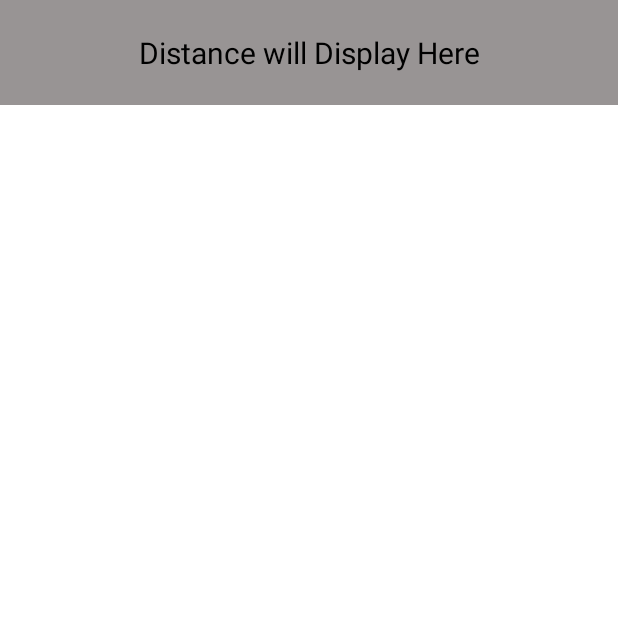
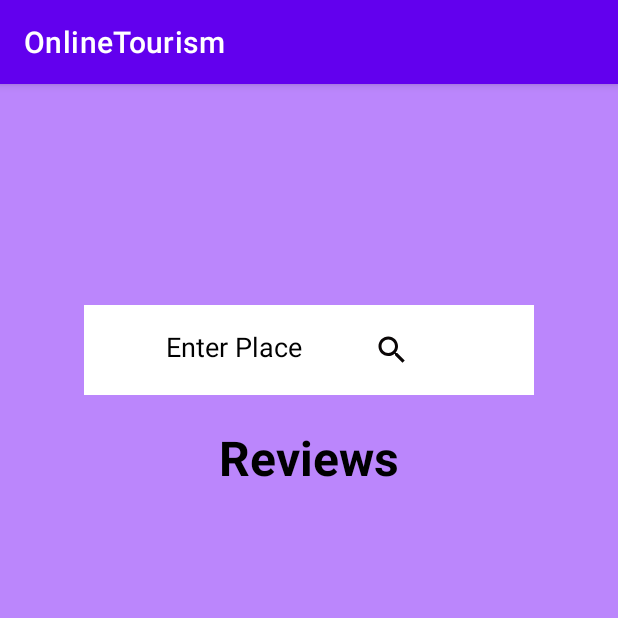
Before and after one commit to Laiba098/Jannat, an Android app: the screen it shows after launch (MapsActivity before the commit, PlaceReviews after it), on a phone screen of 412 x 824 dp, the top half of it. Run offline under Robolectric (Android 15) with nearby library versions, the phone set to English and light mode, and no system bars.

Commit message:
Online Tourism

```diff
--- a/app/src/main/AndroidManifest.xml
+++ b/app/src/main/AndroidManifest.xml
@@ -17,7 +17,13 @@
         android:theme="@style/Theme.OnlineTourism">
         <activity
             android:name=".PlaceReviews"
-            android:exported="false" />
+            android:exported="true">
+            <intent-filter>
+                <action android:name="android.intent.action.MAIN" />
+
+                <category android:name="android.intent.category.LAUNCHER" />
+            </intent-filter>
+        </activity>
         <!--
              The API key for Google Maps-based APIs is defined as a string resource.
              (See the file "res/values/google_maps_api.xml").
@@ -32,13 +38,9 @@
 
         <activity
             android:name=".MapsActivity"
-            android:exported="true"
+            android:exported="false"
             android:label="@string/title_activity_maps">
-            <intent-filter>
-                <action android:name="android.intent.action.MAIN" />
 
-                <category android:name="android.intent.category.LAUNCHER" />
-            </intent-filter>
         </activity>
         <activity
             android:name=".CompanyInformation"
--- a/app/src/main/res/layout/activity_place_reviews.xml
+++ b/app/src/main/res/layout/activity_place_reviews.xml
@@ -1,9 +1,80 @@
 <?xml version="1.0" encoding="utf-8"?>
-<androidx.constraintlayout.widget.ConstraintLayout xmlns:android="http://schemas.android.com/apk/res/android"
+<LinearLayout xmlns:android="http://schemas.android.com/apk/res/android"
     xmlns:app="http://schemas.android.com/apk/res-auto"
     xmlns:tools="http://schemas.android.com/tools"
     android:layout_width="match_parent"
     android:layout_height="match_parent"
-    tools:context=".PlaceReviews">
+    android:background="@color/purple_200"
+    tools:context=".PlaceReviews"
+    android:orientation="vertical"
+    android:layout_gravity="center"
+    android:gravity="center"
+    >
+    <LinearLayout
+        android:id="@+id/rid"
+        android:layout_width="300dp"
+        android:layout_height="wrap_content"
+        android:background="@color/white"
+        android:layout_marginLeft="20dp"
+        android:layout_marginRight="20dp"
+        android:orientation="horizontal"
+        android:layout_gravity="center"
+        android:gravity="center"
 
-</androidx.constraintlayout.widget.ConstraintLayout>
+
+        >
+
+        <EditText
+            android:id="@+id/searchbar"
+            android:layout_width="wrap_content"
+            android:layout_height="40dp"
+            android:layout_alignParentTop="true"
+            android:layout_centerHorizontal="true"
+            android:layout_marginTop="10dp"
+            android:layout_marginBottom="10dp"
+            android:background="@color/white"
+            android:hint="Enter Place"
+            android:padding="10dp"
+            android:textColorHint="@color/black" />
+
+        <ImageButton
+            android:id="@+id/search"
+            android:layout_width="100dp"
+            android:layout_height="40dp"
+            android:layout_marginTop="10dp"
+            android:layout_marginBottom="10dp"
+            android:background="@color/white"
+            android:src="@drawable/search"
+            />
+    </LinearLayout>
+
+
+    <TextView
+        android:layout_width="wrap_content"
+        android:layout_height="wrap_content"
+        android:id="@+id/txt"
+        android:text="Reviews"
+        android:textSize="32dp"
+        android:textColor="@color/black"
+        android:textStyle="bold"
+        android:layout_marginTop="20dp"
+        >
+
+    </TextView>
+
+    <ListView
+        android:layout_marginLeft="20dp"
+        android:layout_marginRight="40dp"
+        android:layout_width="330dp"
+        android:layout_height="wrap_content"
+        android:divider="@color/white"
+        android:dividerHeight="1dp"
+        android:id="@+id/list1"
+        android:layout_marginBottom="350dp"
+        >
+
+    </ListView>
+
+
+
+</LinearLayout>
```
